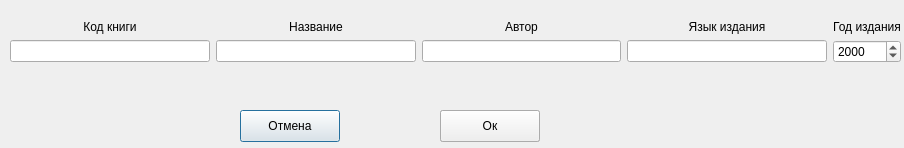
Qt form sem2/lab1/task2/addbooks.ui (anterg0/bsuir) before a commit.
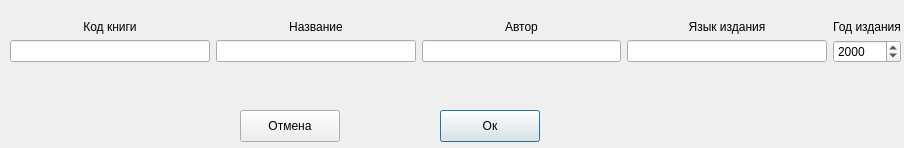
The same form after that commit.

What changed in the file:
```diff
--- a/sem2/lab1/task2/addbooks.ui
+++ b/sem2/lab1/task2/addbooks.ui
@@ -203,6 +203,9 @@
    <property name="text">
     <string>Отмена</string>
    </property>
+   <property name="autoDefault">
+    <bool>false</bool>
+   </property>
   </widget>
   <widget class="QPushButton" name="pushButton_2">
    <property name="geometry">
@@ -216,6 +219,12 @@
    <property name="text">
     <string>Ок</string>
    </property>
+   <property name="autoDefault">
+    <bool>false</bool>
+   </property>
+   <property name="default">
+    <bool>true</bool>
+   </property>
   </widget>
   <widget class="QLabel" name="label_7">
    <property name="geometry">
@@ -242,6 +251,12 @@
    <property name="text">
     <string>Изменить</string>
    </property>
+   <property name="autoDefault">
+    <bool>false</bool>
+   </property>
+   <property name="default">
+    <bool>false</bool>
+   </property>
   </widget>
   <zorder>editButton</zorder>
   <zorder>horizontalLayoutWidget</zorder>
```
